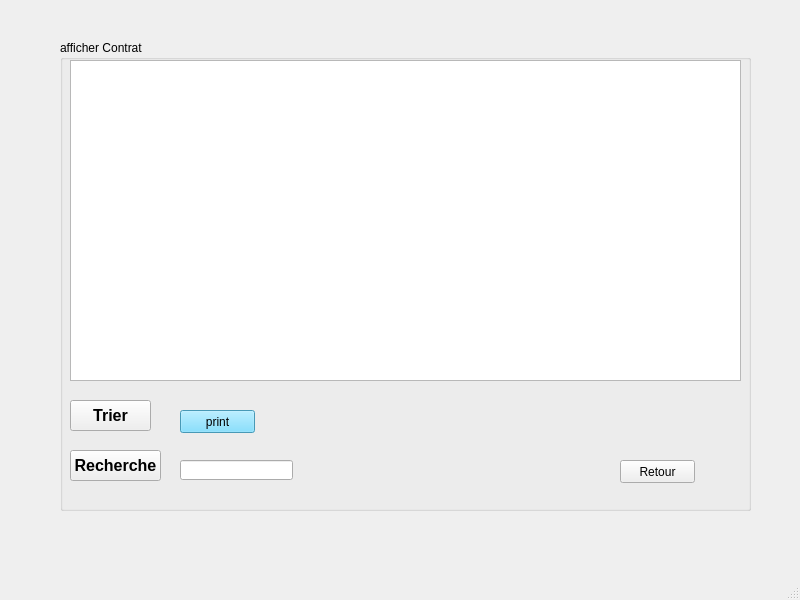
oussamaJMAA/Smart_factory_2A12, file untitled1/mainwindow.ui: the form before one commit.
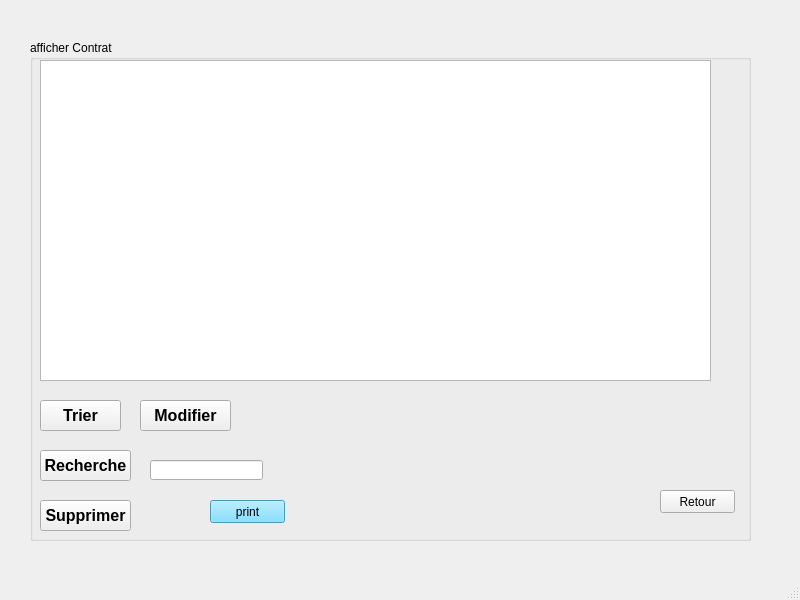
The form after the commit. The open tabs and pages were chosen to show the change. Icons and pictures are not drawn.

The edit to the form file:
```diff
--- a/untitled1/mainwindow.ui
+++ b/untitled1/mainwindow.ui
@@ -760,10 +760,10 @@
      <widget class="QGroupBox" name="groupBox_4">
       <property name="geometry">
        <rect>
-        <x>30</x>
+        <x>0</x>
         <y>30</y>
-        <width>691</width>
-        <height>471</height>
+        <width>721</width>
+        <height>501</height>
        </rect>
       </property>
       <property name="title">
@@ -782,8 +782,8 @@
       <widget class="QPushButton" name="pushButton_13">
        <property name="geometry">
         <rect>
-         <x>560</x>
-         <y>420</y>
+         <x>630</x>
+         <y>450</y>
          <width>75</width>
          <height>23</height>
         </rect>
@@ -795,7 +795,7 @@
       <widget class="QLabel" name="label_18">
        <property name="geometry">
         <rect>
-         <x>250</x>
+         <x>320</x>
          <y>350</y>
          <width>281</width>
          <height>101</height>
@@ -864,8 +864,8 @@
       <widget class="QPushButton" name="print">
        <property name="geometry">
         <rect>
-         <x>120</x>
-         <y>370</y>
+         <x>180</x>
+         <y>460</y>
          <width>75</width>
          <height>23</height>
         </rect>
@@ -877,6 +877,46 @@
         <string>print</string>
        </property>
       </widget>
+      <widget class="QPushButton" name="pushButton_27">
+       <property name="geometry">
+        <rect>
+         <x>10</x>
+         <y>460</y>
+         <width>91</width>
+         <height>31</height>
+        </rect>
+       </property>
+       <property name="font">
+        <font>
+         <pointsize>12</pointsize>
+         <weight>75</weight>
+         <bold>true</bold>
+        </font>
+       </property>
+       <property name="text">
+        <string>Supprimer</string>
+       </property>
+      </widget>
+      <widget class="QPushButton" name="pushButton_30">
+       <property name="geometry">
+        <rect>
+         <x>110</x>
+         <y>360</y>
+         <width>91</width>
+         <height>31</height>
+        </rect>
+       </property>
+       <property name="font">
+        <font>
+         <pointsize>12</pointsize>
+         <weight>75</weight>
+         <bold>true</bold>
+        </font>
+       </property>
+       <property name="text">
+        <string>Modifier</string>
+       </property>
+      </widget>
      </widget>
     </widget>
     <widget class="QWidget" name="page_6">
```
Left out of the diff: 90 changed lines with no effect on the pictures.
